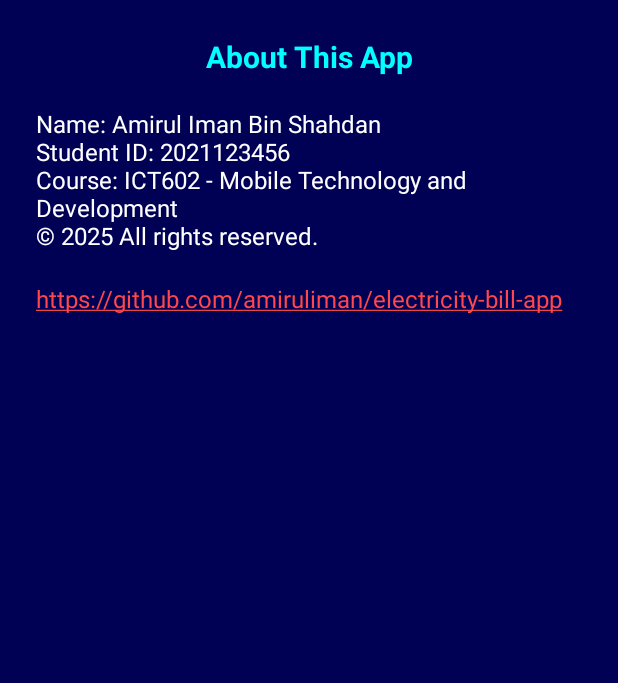
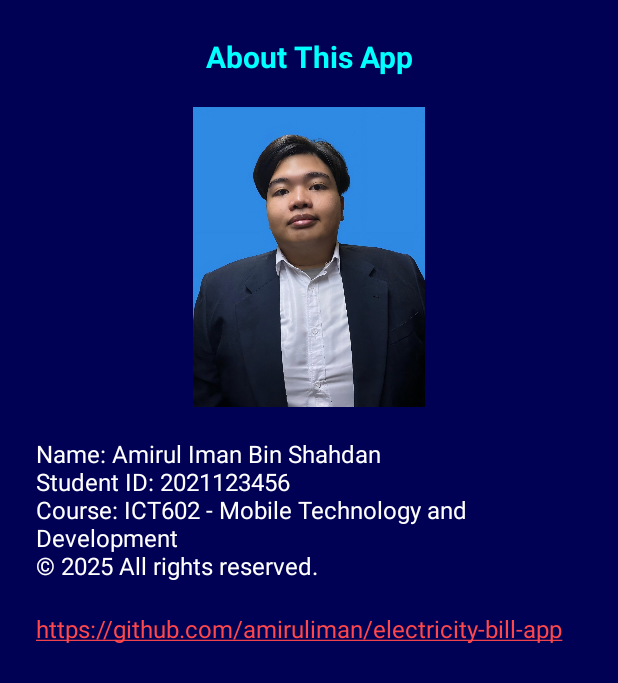
Before and after one commit to iman214/ICT602_IndividualAssignment, an Android app: the AboutActivity screen opened directly, with no data from a screen before it, on a phone screen of 412 x 824 dp. Shown: the top 683 px of the screen. Run offline under Robolectric (Android 15) with nearby library versions, the phone set to English and light mode, and no system bars.

Commit message:
Second Update

```diff
--- a/app/src/main/res/layout/activity_about.xml
+++ b/app/src/main/res/layout/activity_about.xml
@@ -21,6 +21,13 @@
             android:textSize="20sp"
             android:textStyle="bold" />
 
+        <ImageView
+            android:layout_width="200dp"
+            android:layout_height="200dp"
+            android:layout_gravity="center"
+            android:layout_marginBottom="20dp"
+            android:src="@drawable/Profile_pic" />
+
         <TextView
             android:id="@+id/textInfo"
             android:layout_width="match_parent"
--- a/app/src/main/res/layout/activity_detail.xml
+++ b/app/src/main/res/layout/activity_detail.xml
@@ -57,7 +57,6 @@
             android:text="Final Cost:"
             android:textColor="#FFFFFF" />
 
-        <!-- Delete Button -->
         <Button
             android:id="@+id/btnDelete"
             android:layout_width="match_parent"
--- a/app/src/main/res/layout/activity_main.xml
+++ b/app/src/main/res/layout/activity_main.xml
@@ -11,7 +11,6 @@
         android:orientation="vertical"
         android:padding="24dp">
 
-        <!-- Electric icon at the top -->
         <ImageView
             android:layout_width="100dp"
             android:layout_height="100dp"
@@ -19,7 +18,6 @@
             android:layout_marginBottom="20dp"
             android:src="@drawable/lightbulb" />
 
-        <!-- Title -->
         <TextView
             android:layout_width="match_parent"
             android:layout_height="wrap_content"
```
Also changed, not shown: app/src/main/res/drawable/Profile_pic.jpg (added).
